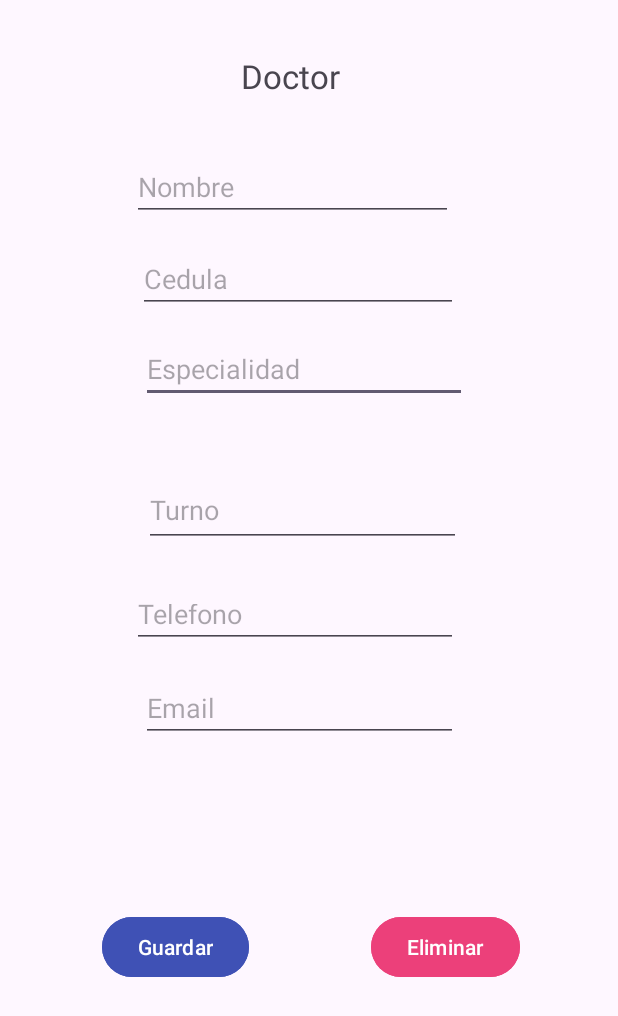
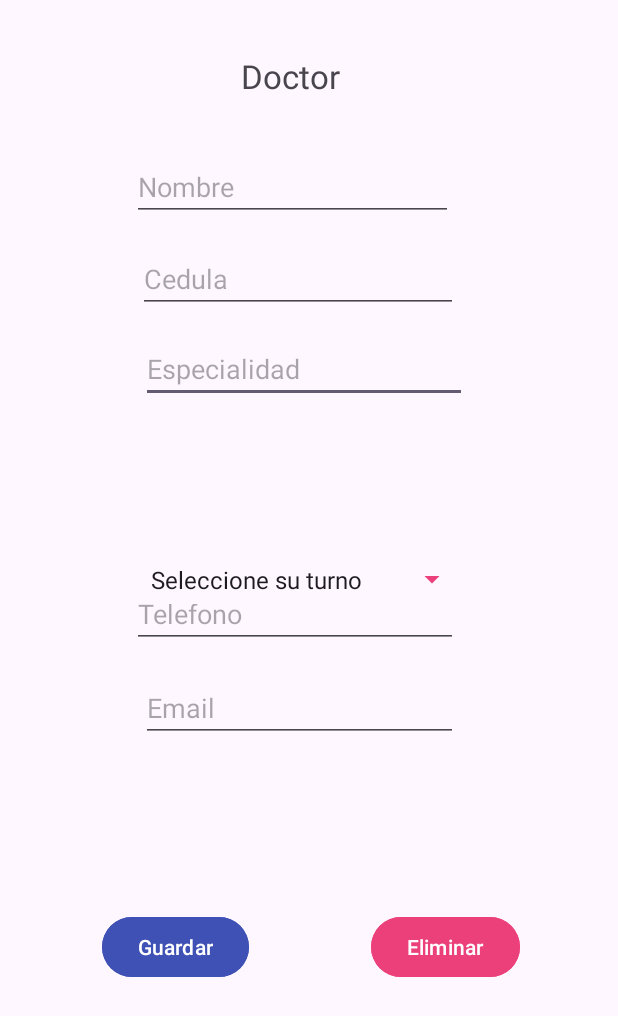
Before and after one commit to Brezker/clinica_android, an Android app: the fragment NuevoDoctorFragment shown on its own in the app's theme, after a tap on "Guardar", on a phone screen of 412 x 824 dp. Shown: the top 1016 px of the screen. Run offline under Robolectric (Android 15) with nearby library versions, the phone set to English and light mode, and no system bars.

Commit message:
Ya funciona todo el spinner de doctores, andan mal las IPs, falta citas y ya

```diff
--- a/app/src/main/java/com/brezker/myapplication/MainActivity.kt
+++ b/app/src/main/java/com/brezker/myapplication/MainActivity.kt
@@ -47,7 +47,7 @@ class MainActivity : AppCompatActivity() {
 
         val request = Request.Builder()
             //.url("http://yourip:8000/api/login")
-            .url("http://192.168.100.21:8000/api/login")
+            .url("http://192.168.43.228:8000/api/login")
             .post(formBody)
             .build()
         client.newCall(request).enqueue(object : Callback {
--- a/app/src/main/java/com/brezker/myapplication/ui/gallery/GalleryFragment.kt
+++ b/app/src/main/java/com/brezker/myapplication/ui/gallery/GalleryFragment.kt
@@ -56,7 +56,7 @@ class GalleryFragment : Fragment() {
     }
     fun obtenerDatos(){
         //var url("http://yourip:8000/api/login")
-        var url = "http://192.168.100.21:8000/api/doctores"
+        var url = "http://192.168.43.228:8000/api/doctores"
 
         var request = Request.Builder()
             .url(url)
--- a/app/src/main/java/com/brezker/myapplication/ui/gallery/NuevoDoctorFragment.kt
+++ b/app/src/main/java/com/brezker/myapplication/ui/gallery/NuevoDoctorFragment.kt
@@ -5,6 +5,9 @@ import androidx.fragment.app.Fragment
 import android.view.LayoutInflater
 import android.view.View
 import android.view.ViewGroup
+import android.widget.AdapterView
+import android.widget.ArrayAdapter
+import android.widget.Spinner
 import android.widget.Toast
 import com.brezker.myapplication.R
 import com.brezker.myapplication.databinding.FragmentNuevoDoctorBinding
@@ -23,9 +26,12 @@ import java.io.IOException
 // TODO: Rename parameter arguments, choose names that match
 // the fragment initialization parameters, e.g. ARG_ITEM_NUMBER
 private const val ARG_PARAM1 = "json_doctor"
-private const val ARG_PARAM2 = "param2"
+private val arrTurno = arrayOf("Seleccione su turno","Matutino","Vespertino")
+//private const val ARG_PARAM2 = "param2"
 private var id_doctor: Int = 0
 private lateinit var binding: FragmentNuevoDoctorBinding
+private lateinit var spinner: Spinner
+private var selectedTurn: String? = null
 
 /**
  * A simple [Fragment] subclass.
@@ -44,7 +50,7 @@ class NuevoDoctorFragment : Fragment() {
         super.onCreate(savedInstanceState)
         arguments?.let {
             json_doctor = it.getString(ARG_PARAM1)
-            param2 = it.getString(ARG_PARAM2)
+            //param2 = it.getString(ARG_PARAM2)
         }
     }
 
@@ -57,6 +63,26 @@ class NuevoDoctorFragment : Fragment() {
         _binding = FragmentNuevoDoctorBinding.inflate(inflater, container, false)
         val view = binding.root
 
+        val arrTurno = listOf("Seleccione su turno","Matutino","Vespertino")
+        val adapter = ArrayAdapter(requireContext(), android.R.layout.simple_spinner_item, arrTurno)
+        adapter.setDropDownViewResource(android.R.layout.simple_spinner_dropdown_item)
+        binding.spiTurno.adapter = adapter
+
+        binding.spiTurno.onItemSelectedListener = object : AdapterView.OnItemSelectedListener {
+            override fun onItemSelected(
+                parent: AdapterView<*>?,
+                view: View?,
+                position: Int,
+                id: Long
+            ) {
+                selectedTurn = if (position == 0) null else parent?.getItemAtPosition(position) as String
+            }
+
+            override fun onNothingSelected(parent: AdapterView<*>?) {
+                // No se seleccionó ningún valor
+            }
+        }
+
         if(json_doctor != null) {
             var gson = Gson()
             var objDoctor = gson.fromJson(json_doctor, Models.Doctor::class.java)
@@ -65,9 +91,20 @@ class NuevoDoctorFragment : Fragment() {
             binding.edtNombre.setText(objDoctor.nombre)
             binding.edtCedula.setText(objDoctor.cedula)
             binding.edtEspecialidad.setText(objDoctor.especialidad)
-            binding.edtTurno.setText(objDoctor.turno)
+            //binding.edtTurno.setText(objDoctor.turno)
             binding.edtTelefono.setText(objDoctor.telefono)
             binding.edtEmail.setText(objDoctor.email)
+
+            println(objDoctor.turno)
+            var count=0
+            for (item in arrTurno) {
+                count=count+1
+                if (item==objDoctor.turno) {
+                    count=count-1
+                    println("HEllo World "+count.toString())
+                    binding.spiTurno.setSelection(count)
+                }
+            }
         }
         binding.btnGuardar.setOnClickListener{
             guardarDatos()
@@ -81,19 +118,26 @@ class NuevoDoctorFragment : Fragment() {
     fun guardarDatos() {
         val client = OkHttpClient()
 
+        if (selectedTurn == null) {
+            // El usuario no ha seleccionado un tipo de sangre válido
+            Toast.makeText(requireContext(), "Seleccione un tipo de sangre", Toast.LENGTH_SHORT).show()
+            return
+        }
+
         val formBody: RequestBody = FormBody.Builder()
             .add("id", id_doctor.toString())
             .add("nombre", binding.edtNombre.text.toString())
             .add("cedula", binding.edtCedula.text.toString())
             .add("especialidad", binding.edtEspecialidad.text.toString())
-            .add("turno", binding.edtTurno.text.toString())
+            //.add("turno", binding.edtTurno.text.toString())
+            .add("turno", selectedTurn.toString())
             .add("telefono", binding.edtTelefono.text.toString())
             .add("email", binding.edtEmail.text.toString())
             .build()
 
         val request = Request.Builder()
             //.url("http://yourip:8000/api/paciente")
-            .url("http://192.168.100.21:8000/api/doctor")
+            .url("http://192.168.43.228:8000/api/doctor")
             .post(formBody)
             .build()
         client.newCall(request).enqueue(object : Callback {
@@ -122,7 +166,7 @@ class NuevoDoctorFragment : Fragment() {
 
         val request = Request.Builder()
             //.url("http://yourip:8000/api/paciente")
-            .url("http://192.168.100.21:8000/api/doctor/delete")
+            .url("http://192.168.43.228:8000/api/doctor/delete")
             .post(formBody)
             .build()
         client.newCall(request).enqueue(object : Callback {
@@ -157,7 +201,7 @@ class NuevoDoctorFragment : Fragment() {
             NuevoDoctorFragment().apply {
                 arguments = Bundle().apply {
                     putString(ARG_PARAM1, param1)
-                    putString(ARG_PARAM2, param2)
+                    //putString(ARG_PARAM2, param2)
                 }
             }
     }
--- a/app/src/main/res/layout/fragment_nuevo_doctor.xml
+++ b/app/src/main/res/layout/fragment_nuevo_doctor.xml
@@ -6,6 +6,19 @@
     android:layout_width="match_parent"
     android:layout_height="match_parent"
     tools:context=".ui.gallery.NuevoDoctorFragment">
+
+    <Spinner
+        android:id="@+id/spiTurno"
+        android:layout_width="219dp"
+        android:layout_height="35dp"
+        android:layout_marginEnd="100dp"
+        android:layout_marginBottom="420dp"
+        android:backgroundTint="#EC407A"
+        android:spinnerMode="dialog"
+        app:layout_constraintBottom_toBottomOf="parent"
+        app:layout_constraintEnd_toEndOf="parent"
+        app:layout_constraintTop_toBottomOf="@+id/edtEspecialidad"
+        app:layout_constraintVertical_bias="1.0" />
 
     <EditText
         android:id="@+id/edtEspecialidad"
@@ -62,7 +75,7 @@
         app:layout_constraintTop_toTopOf="parent"
         app:layout_constraintVertical_bias="0.045" />
 
-    <EditText
+    <!--<EditText
         android:id="@+id/edtTurno"
         android:layout_width="211dp"
         android:layout_height="49dp"
@@ -74,7 +87,7 @@
         app:layout_constraintHorizontal_bias="0.478"
         app:layout_constraintStart_toStartOf="parent"
         app:layout_constraintTop_toTopOf="parent"
-        app:layout_constraintVertical_bias="0.407" />
+        app:layout_constraintVertical_bias="0.407" />-->
 
     <EditText
         android:id="@+id/edtTelefono"
```
